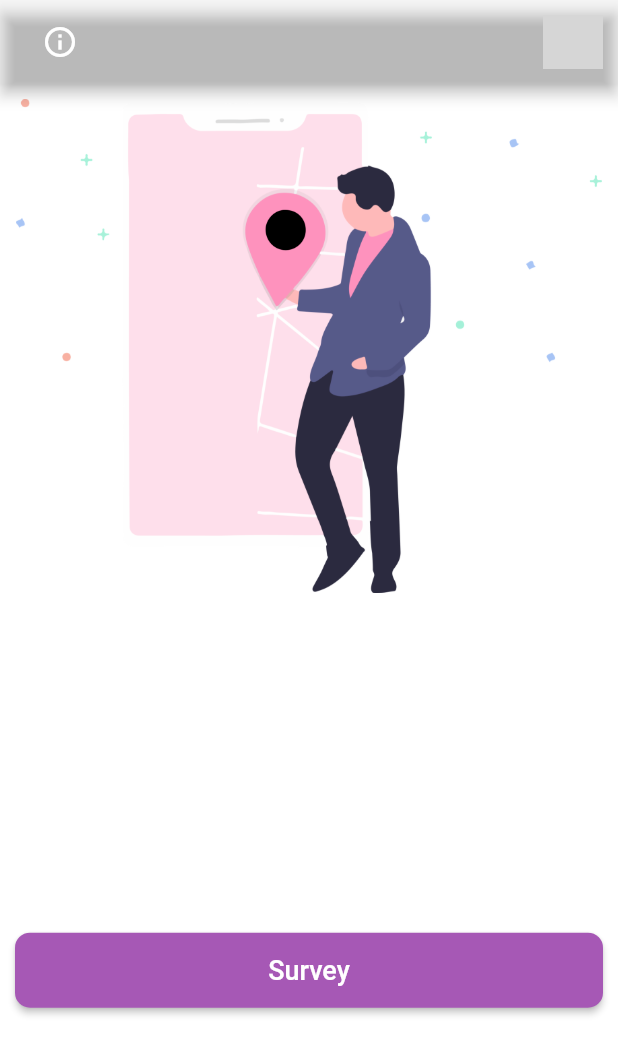
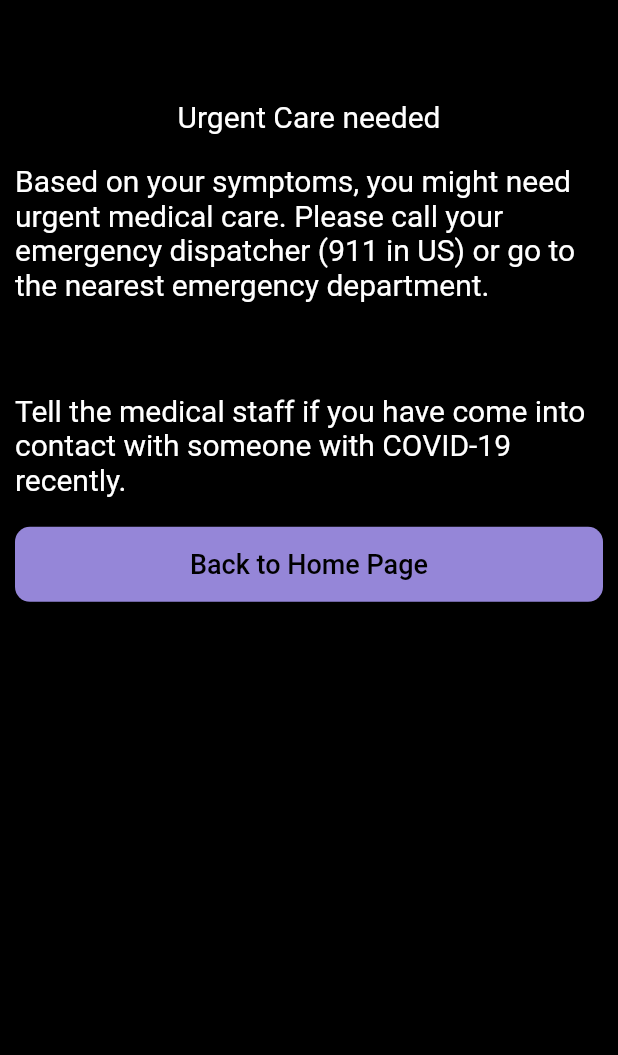
Before and after one commit to ameysunu/hackduke, a Flutter app: the Question5 screen opened directly, after a tap on "Done", on a phone screen of 412 x 824 dp. Shown: the top 1055 px of the screen. Run offline on Flutter 3.47's test engine with Material 2 defaults, Android fonts, the light colour scheme and no system bars; our stand-ins replace firebase_auth, firebase_core, google_fonts, google_maps_flutter, google_sign_in, hexcolor; accounts and stored records are empty; network calls fail; Roboto replaces fonts that are missing (Roboto Medium); grey boxes are pictures that could not be loaded.

Commit message:
survey fixed

```diff
--- /dev/null
+++ b/lib/Survey/final.dart
@@ -0,0 +1,81 @@
+import 'package:flutter/material.dart';
+import 'package:hexcolor/hexcolor.dart';
+
+import '../home.dart';
+
+class Final extends StatefulWidget {
+  @override
+  _FinalState createState() => _FinalState();
+}
+
+class _FinalState extends State<Final> {
+  @override
+  Widget build(BuildContext context) {
+    return Scaffold(
+      backgroundColor: Colors.black,
+      appBar: AppBar(
+        backgroundColor: Colors.black,
+        automaticallyImplyLeading: false,
+      ),
+      body: SafeArea(
+        child: SingleChildScrollView(
+          child: Column(
+            children: [
+              Padding(
+                padding: const EdgeInsets.all(10.0),
+                child: Text(
+                  "Urgent Care needed",
+                  style: TextStyle(color: Colors.white, fontSize: 20),
+                ),
+              ),
+              Padding(
+                padding: const EdgeInsets.all(10.0),
+                child: Text(
+                  "Based on your symptoms, you might need urgent medical care. Please call your emergency dispatcher (911 in US) or go to the nearest emergency department.",
+                  style: TextStyle(color: Colors.white, fontSize: 20),
+                ),
+              ),
+              Container(
+                height: MediaQuery.of(context).size.height * 0.05,
+              ),
+              Padding(
+                padding: const EdgeInsets.all(10.0),
+                child: Text(
+                  "Tell the medical staff if you have come into contact with someone with COVID-19 recently. ",
+                  style: TextStyle(color: Colors.white, fontSize: 20),
+                ),
+              ),
+              Padding(
+                padding: const EdgeInsets.all(10.0),
+                child: RaisedButton(
+                  color: HexColor('#9586D8'),
+                  child: Container(
+                    height: 50,
+                    child: Row(
+                      mainAxisAlignment: MainAxisAlignment.center,
+                      children: [
+                        Text(
+                          "Back to Home Page",
+                          style: TextStyle(color: Colors.black, fontSize: 18),
+                        ),
+                      ],
+                    ),
+                  ),
+                  shape: RoundedRectangleBorder(
+                    borderRadius: BorderRadius.circular(10.0),
+                  ),
+                  onPressed: () {
+                    Navigator.pushReplacement(
+                      context,
+                      MaterialPageRoute(builder: (context) => Home()),
+                    );
+                  },
+                ),
+              ),
+            ],
+          ),
+        ),
+      ),
+    );
+  }
+}
--- a/lib/Survey/ques5.dart
+++ b/lib/Survey/ques5.dart
@@ -1,5 +1,6 @@
 import 'package:flutter/material.dart';
 import 'package:google_fonts/google_fonts.dart';
+import 'package:hackduke/Survey/final.dart';
 import 'package:hackduke/home.dart';
 import 'package:hexcolor/hexcolor.dart';
 
@@ -112,7 +113,7 @@ class _Question5State extends State<Question5> {
                       onPressed: () {
                         Navigator.pushReplacement(
                           context,
-                          MaterialPageRoute(builder: (context) => Home()),
+                          MaterialPageRoute(builder: (context) => Final()),
                         );
                       },
                     ),
```
